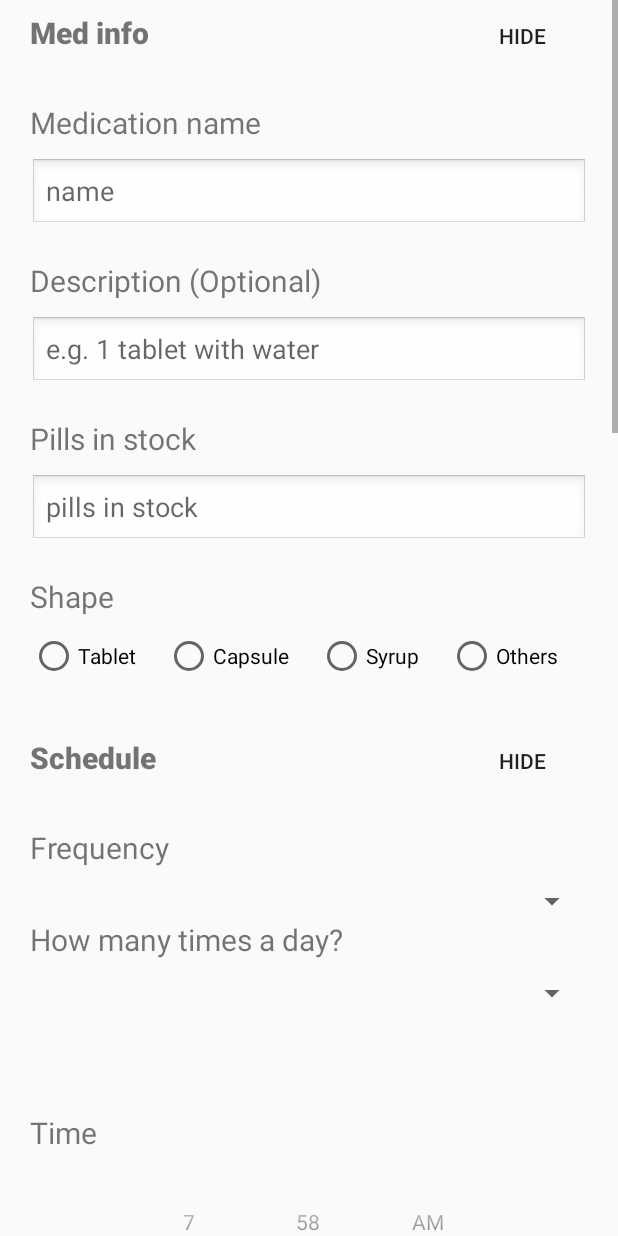
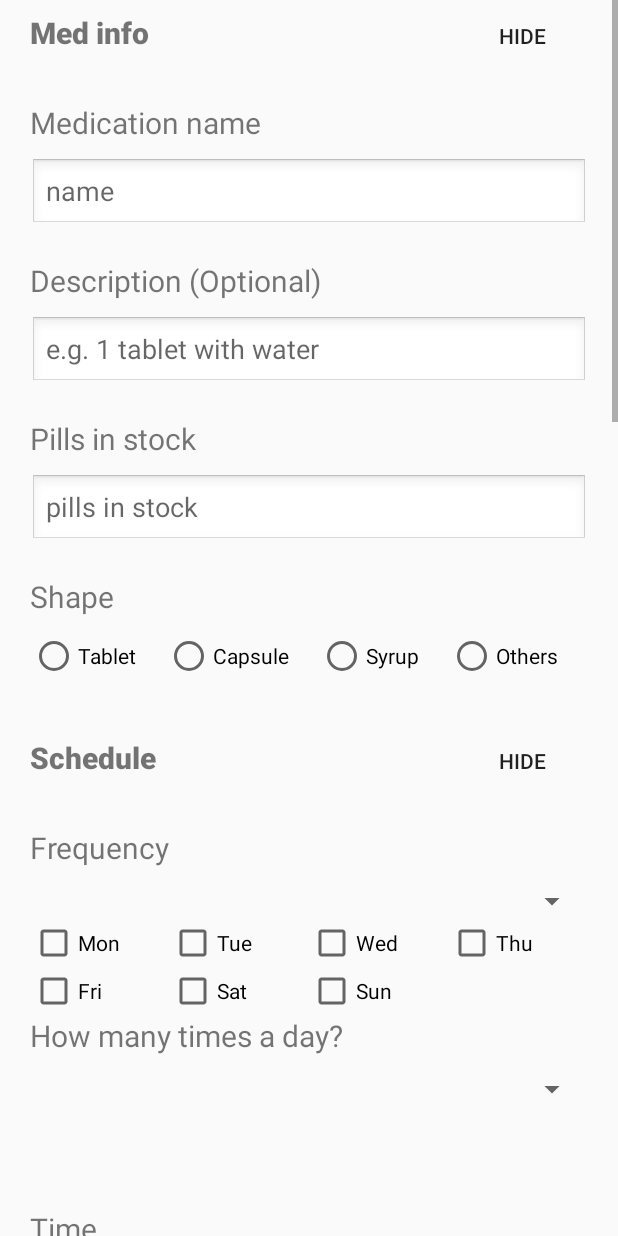
Before and after one commit to TeamSAYY/COMP3004Project, an Android app: the layout fragment_frag__add.xml on its own in the app's theme, with its tools: preview values and no code run, on a phone screen of 412 x 824 dp. Run offline under Robolectric (Android 15) with nearby library versions, the phone set to English and light mode, and no system bars.

Commit message:
Updated the Add page

```diff
--- a/app/src/main/res/layout/fragment_frag__add.xml
+++ b/app/src/main/res/layout/fragment_frag__add.xml
@@ -189,6 +189,76 @@
                     android:layout_marginTop="10dp"
                     android:dropDownWidth="match_parent"
                     android:spinnerMode="dropdown" />
+
+                <LinearLayout
+                    android:id="@+id/llayout_specificDays_1"
+                    android:layout_width="match_parent"
+                    android:layout_height="wrap_content"
+                    android:orientation="horizontal">
+
+                    <CheckBox
+                        android:id="@+id/add_med_checkMon"
+                        android:layout_width="0dp"
+                        android:layout_height="wrap_content"
+                        android:layout_weight="1"
+                        android:text="Mon" />
+
+                    <CheckBox
+                        android:id="@+id/add_med_checkTue"
+                        android:layout_width="0dp"
+                        android:layout_height="wrap_content"
+                        android:layout_weight="1"
+                        android:text="Tue" />
+
+                    <CheckBox
+                        android:id="@+id/add_med_checkWed"
+                        android:layout_width="0dp"
+                        android:layout_height="wrap_content"
+                        android:layout_weight="1"
+                        android:text="Wed" />
+
+                    <CheckBox
+                        android:id="@+id/add_med_checkThu"
+                        android:layout_width="0dp"
+                        android:layout_height="wrap_content"
+                        android:layout_weight="1"
+                        android:text="Thu" />
+
+                </LinearLayout>
+
+                <LinearLayout
+                    android:id="@+id/llayout_specificDays_2"
+                    android:layout_width="match_parent"
+                    android:layout_height="wrap_content"
+                    android:orientation="horizontal">
+
+                    <CheckBox
+                        android:id="@+id/add_med_checkFri"
+                        android:layout_width="0dp"
+                        android:layout_height="wrap_content"
+                        android:layout_weight="1"
+                        android:text="Fri" />
+
+                    <CheckBox
+                        android:id="@+id/add_med_checkSat"
+                        android:layout_width="0dp"
+                        android:layout_height="wrap_content"
+                        android:layout_weight="1"
+                        android:text="Sat" />
+
+                    <CheckBox
+                        android:id="@+id/add_med_checkSun"
+                        android:layout_width="0dp"
+                        android:layout_height="wrap_content"
+                        android:layout_weight="1"
+                        android:text="Sun" />
+
+                    <TextView
+                        android:layout_width="0dp"
+                        android:layout_height="wrap_content"
+                        android:layout_weight="1" />
+
+                </LinearLayout>
 
                 <TextView
                     android:id="@+id/text_med_timesaday"
```
Also changed, not shown: app/src/main/java/com/example/drmednotifier/Frag_Add.java (+115 -49 lines).
